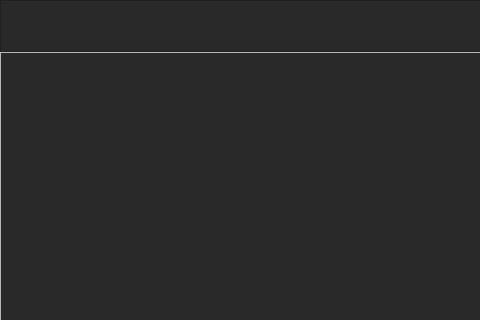
Qt form app/design/edit_window.ui (KrazyManJ/templatoron) before a commit; both pictures show x 0 to 480 and y 0 to 320 of the 800 by 600 pixel window.
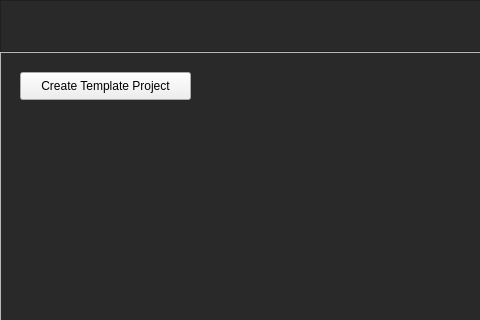
The same form after that commit.

Commit message: Added basic button to create project template files to be able to modify them

```diff
--- a/app/design/edit_window.ui
+++ b/app/design/edit_window.ui
@@ -63,6 +63,19 @@
      <property name="frameShadow">
       <enum>QFrame::Raised</enum>
      </property>
+     <widget class="QPushButton" name="CreateTemplateProjectButton">
+      <property name="geometry">
+       <rect>
+        <x>20</x>
+        <y>20</y>
+        <width>171</width>
+        <height>28</height>
+       </rect>
+      </property>
+      <property name="text">
+       <string>Create Template Project</string>
+      </property>
+     </widget>
     </widget>
    </item>
   </layout>
```
The commit also changes 2 other files.
